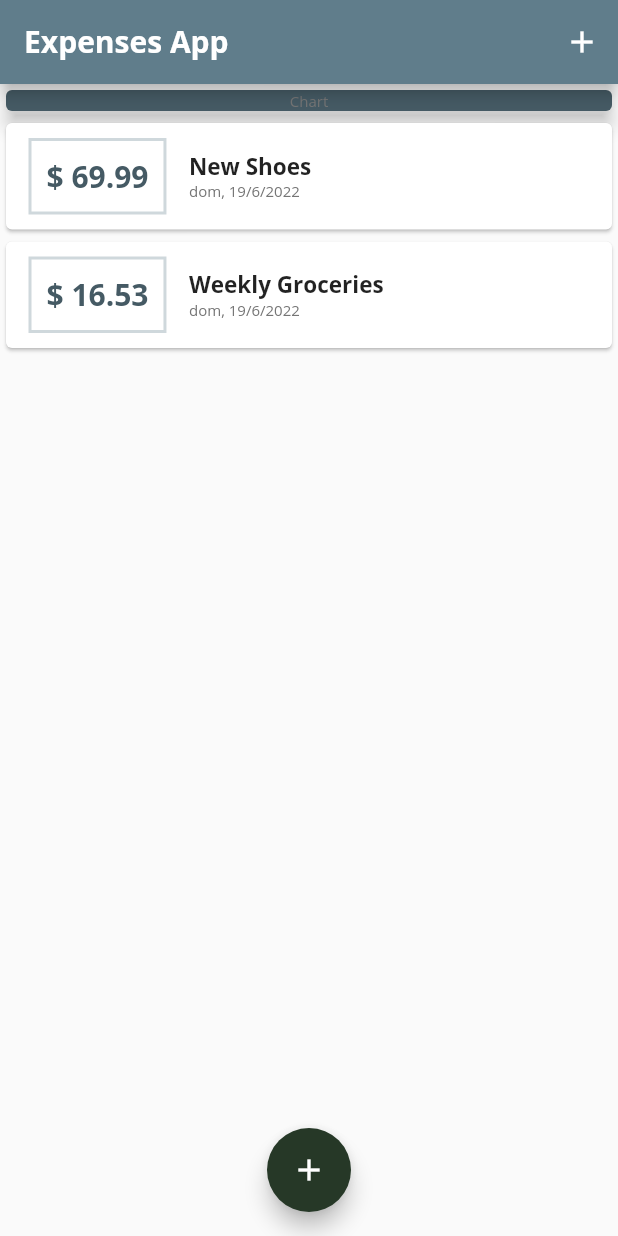
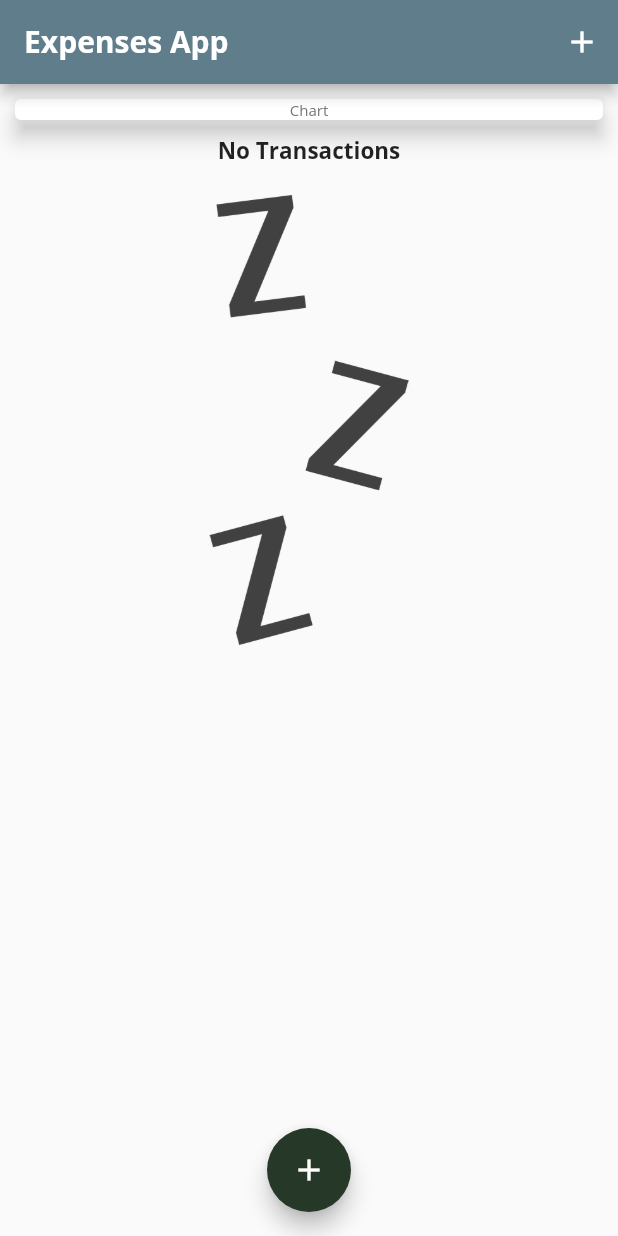
Before and after one commit to JesusMF23/expenses_app_1, a Flutter app: the screen it shows after launch, on a phone screen of 412 x 824 dp. Run offline on Flutter 3.47's test engine with Material 2 defaults, Android fonts, the phone set to English and light mode, and no system bars.

Commit message:
103. Deriving Recent Transactions

```diff
--- a/expenses_app/lib/main.dart
+++ b/expenses_app/lib/main.dart
@@ -1,8 +1,10 @@
+import 'package:expenses_app/widgets/chart.dart';
 import 'package:expenses_app/widgets/new_transaction.dart';
 import 'package:expenses_app/widgets/transaction_list.dart';
 import 'package:flutter/material.dart';
 import 'package:intl/date_symbol_data_local.dart';
 import './models/transaction.dart';
+import './widgets/chart.dart';
 
 void main() {
   runApp(const MyApp());
@@ -73,19 +75,25 @@ class _MyHomePageState extends State<MyHomePage> {
   // late String titleInput;
 
   final List<Transaction> _userTransactions = [
-    Transaction(
-      id: 't1',
-      title: 'New Shoes',
-      amount: 69.99,
-      date: DateTime.now(),
-    ),
-    Transaction(
-      id: 't2',
-      title: 'Weekly Groceries',
-      amount: 16.53,
-      date: DateTime.now(),
-    ),
+    // Transaction(
+    //   id: 't1',
+    //   title: 'New Shoes',
+    //   amount: 69.99,
+    //   date: DateTime.now(),
+    // ),
+    // Transaction(
+    //   id: 't2',
+    //   title: 'Weekly Groceries',
+    //   amount: 16.53,
+    //   date: DateTime.now(),
+    // ),
   ];
+
+  List<Transaction> get _recentTransactions {
+    return _userTransactions.where((tx) {
+      return tx.date.isAfter(DateTime.now().subtract(Duration(days: 7)));
+    }).toList();
+  }
 
   void _addNewTransaction(String txTitle, double txAmount) {
     final newTx = Transaction(
@@ -128,20 +136,7 @@ class _MyHomePageState extends State<MyHomePage> {
             mainAxisAlignment: MainAxisAlignment.start,
             crossAxisAlignment: CrossAxisAlignment.end,
             children: <Widget>[
-              Container(
-                child: Card(
-                  child: Text(
-                    "Chart",
-                    textAlign: TextAlign.center,
-                  ),
-                  color: Theme.of(context).primaryColorDark,
-                  elevation: 5,
-                  //double.infinity, to make the card as wide as the screen
-                ),
-                width: double.infinity,
-                //a card size depends on the content widget
-                //we need to wrap card widget inside a widget where we can change size
-              ),
+              Chart(_recentTransactions),
               TransactionList(transactions: _userTransactions)
             ]),
       ),
--- a/expenses_app/lib/widgets/chart.dart
+++ b/expenses_app/lib/widgets/chart.dart
@@ -21,14 +21,15 @@ class Chart extends StatelessWidget {
         }
       }
       return {
-        'day': DateFormat.E(weekDay),
-        'amount': 9.99,
+        'day': DateFormat.E().format(weekDay),
+        'amount': totalSum,
       };
     });
   }
 
   @override
   Widget build(BuildContext context) {
+    print(groupedTransactionValues);
     return Card(
       elevation: 6,
       margin: EdgeInsets.all(10),
```
